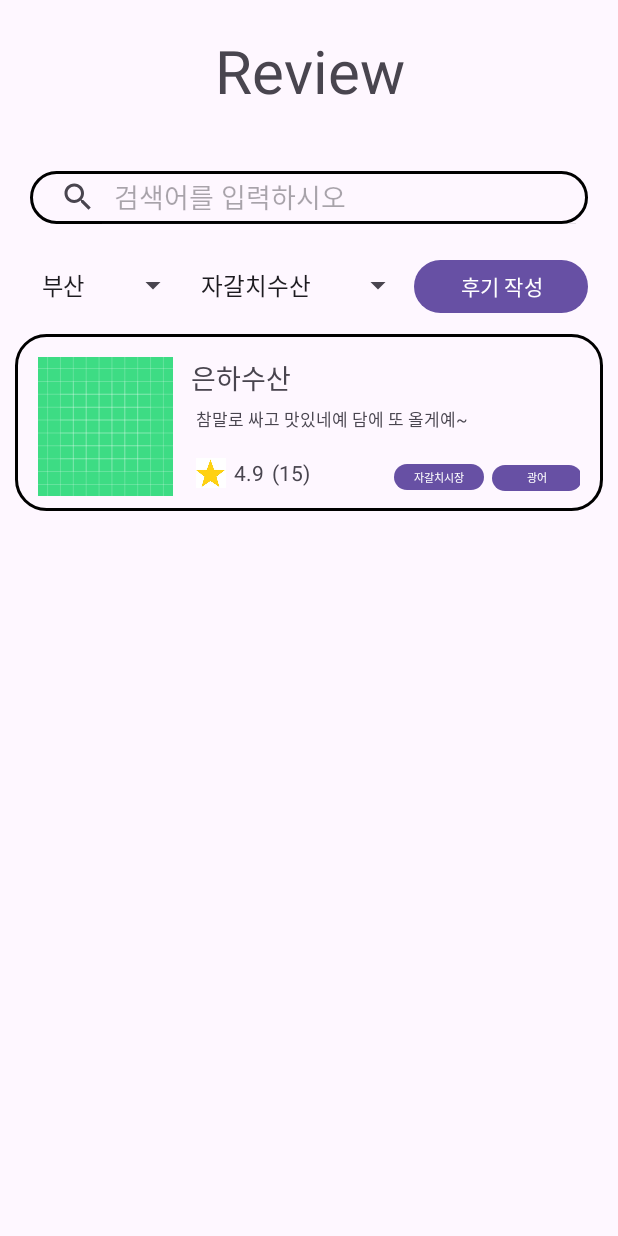
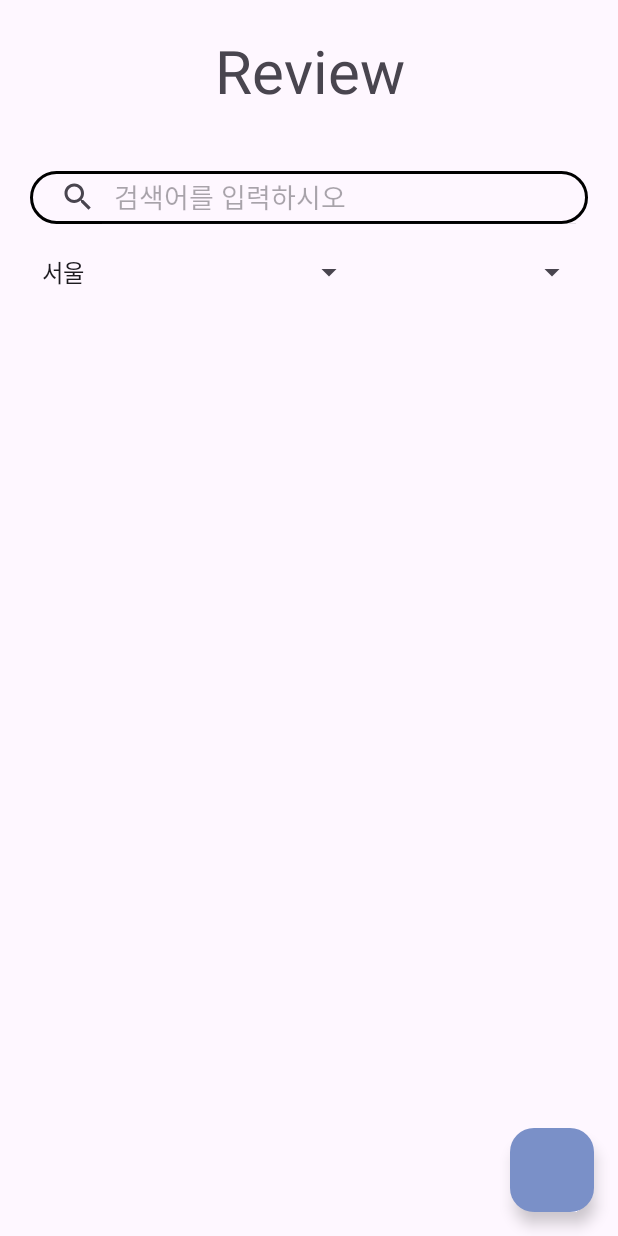
Before and after one commit to devHwang1/eatRaw, an Android app: the screen it shows after launch (ReviewActivity), on a phone screen of 412 x 824 dp. Run offline under Robolectric (Android 15) with nearby library versions, the phone set to English and light mode, and no system bars; our stand-ins replace Firebase (no records; nobody signed in at launch, a user with empty details on screens opened directly).

Commit message:
10.31 파이어베이스 리뷰리스트 연동완료

```diff
--- a/app/src/main/AndroidManifest.xml
+++ b/app/src/main/AndroidManifest.xml
@@ -1,6 +1,8 @@
 <?xml version="1.0" encoding="utf-8"?>
 <manifest xmlns:android="http://schemas.android.com/apk/res/android"
     xmlns:tools="http://schemas.android.com/tools">
+
+    <uses-permission android:name="android.permission.INTERNET" />
 
     <application
         android:allowBackup="true"
@@ -12,6 +14,7 @@
         android:supportsRtl="true"
         android:theme="@style/Theme.EatRaw"
         tools:targetApi="31">
+
         <activity
             android:name=".DetailActivity"
             android:exported="false" />
@@ -26,7 +29,7 @@
         </activity>
         <activity
             android:name=".MainActivity"
-            android:exported="false"></activity>
+            android:exported="false" />
     </application>
 
 </manifest>
--- a/app/src/main/java/com/example/eatraw/ReviewActivity.kt
+++ b/app/src/main/java/com/example/eatraw/ReviewActivity.kt
@@ -1,14 +1,17 @@
 package com.example.eatraw
 
+import android.annotation.SuppressLint
 import androidx.appcompat.app.AppCompatActivity
 import android.os.Bundle
-import android.widget.ArrayAdapter
+import android.util.Log
 import android.widget.Spinner
 import androidx.recyclerview.widget.LinearLayoutManager
 import androidx.recyclerview.widget.RecyclerView
 import com.example.eatraw.adapter.ReviewAdapter
 import com.example.eatraw.data.Review
 import com.example.eatraw.databinding.ActivityReviewBinding
+import com.google.firebase.firestore.FirebaseFirestore
+import com.google.firebase.storage.FirebaseStorage
 
 class ReviewActivity : AppCompatActivity() {
     private lateinit var binding: ActivityReviewBinding
@@ -16,7 +19,10 @@ class ReviewActivity : AppCompatActivity() {
     private lateinit var spinner2: Spinner
     private lateinit var recyclerView: RecyclerView
     private lateinit var adapter: ReviewAdapter
+    val db = FirebaseFirestore.getInstance()
+    val itemList = arrayListOf<Review>()
 
+    @SuppressLint("NotifyDataSetChanged")
     override fun onCreate(savedInstanceState: Bundle?) {
         super.onCreate(savedInstanceState)
         binding = ActivityReviewBinding.inflate(layoutInflater)
@@ -29,33 +35,47 @@ class ReviewActivity : AppCompatActivity() {
         // RecyclerView의 레이아웃 매니저 설정
         recyclerView.layoutManager = LinearLayoutManager(this)
 
-        // 리뷰 데이터를 생성
-        val reviewData = createReviewData()
-
         // 어댑터 초기화
-        adapter = ReviewAdapter(reviewData)
+        adapter = ReviewAdapter(itemList)
 
         // RecyclerView에 어댑터 설정
         recyclerView.adapter = adapter
+        // Firestore에서 Review 객체를 가져오는 부분
+        db.collection("review")
+            .get()
+            .addOnSuccessListener { result ->
+                val newItems = mutableListOf<Review>()
 
-        val items = arrayOf("서울", "부산", "대구", "경남", "경북", "충남")
-        val adapter = ArrayAdapter(this, android.R.layout.simple_spinner_item, items)
-        adapter.setDropDownViewResource(android.R.layout.simple_spinner_dropdown_item)
-        spinner.adapter = adapter
-        spinner.setSelection(1)
+                for (document in result) {
+                    val content = document["content"] as String
+                    val marketName = document["marketName"] as String
+                    val storeName = document["storeName"] as String
+                    val rating = document["rating"] as Double?
+                    val storeImg = document["storeImg"] as String?
 
-        val items2 = arrayOf("자갈치수산", "은하수산", "대명수산", "우리수산", "부산수산", "미리수산", "양어수산")
-        val adapter2 = ArrayAdapter(this, android.R.layout.simple_spinner_item, items2)
-        adapter2.setDropDownViewResource(android.R.layout.simple_spinner_dropdown_item)
-        spinner2.adapter = adapter2
-        spinner2.setSelection(0)
-    }
+                    // 이미지 URL 가져오는 부분
+                    val storageReference = FirebaseStorage.getInstance().reference
+                    val imageRef = storageReference.child("storeImg/$storeImg")
 
-    // 리뷰 데이터를 생성하는 함수
-    private fun createReviewData(): List<Review> {
-        val reviews = mutableListOf<Review>()
-        reviews.add(Review(R.drawable.ic_launcher_background, "참말로 싸고 맛있네예 담에 또 올게예~", R.drawable.reviewstar, "4.9", "자갈치시장", "광어"))
-        // 다른 리뷰 데이터도 추가 가능
-        return reviews
+                    imageRef.downloadUrl.addOnSuccessListener { uri ->
+                        val imageUrl = uri.toString()
+
+                        // marketName 앞에 '#'를 추가
+                        val marketNameWithHash = "#$marketName"
+
+                        val item = Review(content, marketNameWithHash, imageUrl, storeName, rating)
+                        newItems.add(item)
+                        if (newItems.size == result.size()) {
+                            itemList.addAll(newItems)
+                            adapter.notifyItemRangeInserted(itemList.size - newItems.size, newItems.size)
+                        }
+                    }
+                }
+            }
+            .addOnFailureListener { exception ->
+                Log.w("ReviewActivity", "Error: $exception")
+            }
+
+
     }
 }
--- a/app/src/main/java/com/example/eatraw/adapter/ReviewAdapter.kt
+++ b/app/src/main/java/com/example/eatraw/adapter/ReviewAdapter.kt
@@ -5,26 +5,27 @@ import android.view.View
 import android.view.ViewGroup
 import android.widget.Button
 import android.widget.ImageView
+
 import android.widget.TextView
 import androidx.recyclerview.widget.RecyclerView
+import com.bumptech.glide.Glide
 import com.example.eatraw.R
 import com.example.eatraw.data.Review
 
-
 class ReviewAdapter(private val reviews: List<Review>) :
     RecyclerView.Adapter<ReviewAdapter.ReviewViewHolder>() {
+
     class ReviewViewHolder(itemView: View) : RecyclerView.ViewHolder(itemView) {
         val imageView: ImageView = itemView.findViewById(R.id.imageView)
         val reviewContent: TextView = itemView.findViewById(R.id.reviewContent)
-        val reviewStar: ImageView = itemView.findViewById(R.id.reviewStar)
-        val textView: TextView = itemView.findViewById(R.id.textView)
-        val button1: Button = itemView.findViewById(R.id.button1)
-        val button2: Button = itemView.findViewById(R.id.button2)
+        val textView: TextView = itemView.findViewById(R.id.rating)
+        val button1: TextView = itemView.findViewById(R.id.button1)
+        val storeName : TextView = itemView.findViewById(R.id.storeName)
+//        val button2: Button = itemView.findViewById(R.id.button2)
     }
 
     override fun onCreateViewHolder(parent: ViewGroup, viewType: Int): ReviewViewHolder {
-        val view =
-            LayoutInflater.from(parent.context).inflate(R.layout.recyclerview_review, parent, false)
+        val view = LayoutInflater.from(parent.context).inflate(R.layout.recyclerview_review, parent, false)
         return ReviewViewHolder(view)
     }
 
@@ -32,12 +33,17 @@ class ReviewAdapter(private val reviews: List<Review>) :
         val review = reviews[position]
 
         // 리뷰 데이터를 뷰에 연결
-        holder.imageView.setImageResource(review.imageResource)
+        // 이미지 URL을 Glide로 로드
+        review.storeImg?.let {
+            Glide.with(holder.itemView)
+                .load(it)
+                .into(holder.imageView)
+        }
         holder.reviewContent.text = review.content
-        holder.reviewStar.setImageResource(review.starImageResource)
-        holder.textView.text = review.rating
-        holder.button1.text = review.button1Text
-        holder.button2.text = review.button2Text
+        holder.textView.text = review.rating?.toString() ?: "N/A"
+        holder.button1.text = review.marketName // 시장 이름
+        holder.storeName.text = review.storeName
+//        holder.button2.text = review.storeName // 가게 이름
     }
 
     override fun getItemCount(): Int {
--- a/app/src/main/java/com/example/eatraw/data/Review.kt
+++ b/app/src/main/java/com/example/eatraw/data/Review.kt
@@ -1,10 +1,9 @@
 package com.example.eatraw.data
 
 data class Review(
-    val imageResource: Int,
     val content: String,
-    val starImageResource: Int,
-    val rating: String,
-    val button1Text: String,
-    val button2Text: String
+    val marketName: String,
+    val storeImg: String?,
+    val storeName: String,
+    val rating: Double?
 )
--- a/app/src/main/res/layout/activity_review.xml
+++ b/app/src/main/res/layout/activity_review.xml
@@ -6,6 +6,11 @@
     android:layout_height="match_parent"
     android:orientation="vertical"
     tools:context=".ReviewActivity">
+
+    <LinearLayout
+        android:layout_width="match_parent"
+        android:layout_height="wrap_content"
+        android:orientation="vertical">
 
         <TextView
             android:layout_width="match_parent"
@@ -39,7 +44,6 @@
                 android:layout_width="wrap_content"
                 android:layout_height="wrap_content"
                 android:entries="@array/destrict"
-
                 android:layout_weight="1" />
 
             <Spinner
@@ -48,18 +52,37 @@
                 android:layout_height="wrap_content"
                 android:layout_weight="1" />
 
-        <Button
+        </LinearLayout>
+    </LinearLayout>
+    <androidx.constraintlayout.widget.ConstraintLayout
+        xmlns:android="http://schemas.android.com/apk/res/android"
+        xmlns:app="http://schemas.android.com/apk/res-auto"
+        xmlns:tools="http://schemas.android.com/tools"
+        android:layout_width="match_parent"
+        android:layout_height="match_parent"
+        tools:context=".ReviewActivity">
+
+        <!-- 리사이클러뷰 설정 -->
+        <androidx.recyclerview.widget.RecyclerView
+            android:id="@+id/reviewRecycler"
+            android:layout_width="0dp"
+            android:layout_height="0dp"
+            app:layout_constraintTop_toTopOf="parent"
+            app:layout_constraintBottom_toTopOf="@+id/floatingActionButton"
+            app:layout_constraintStart_toStartOf="parent"
+            app:layout_constraintEnd_toEndOf="parent" />
+
+        <!-- 플로팅 액션 버튼 설정 -->
+        <com.google.android.material.floatingactionbutton.FloatingActionButton
+            android:id="@+id/floatingActionButton"
             android:layout_width="wrap_content"
             android:layout_height="wrap_content"
-            android:text="후기 작성"
-            android:layout_weight="1"/>
+            android:layout_margin="16dp"
+            android:backgroundTint="@color/material_dynamic_primary60"
+            app:layout_constraintBottom_toBottomOf="parent"
+            app:layout_constraintEnd_toEndOf="parent" />
 
-
-    </LinearLayout>
-    <androidx.recyclerview.widget.RecyclerView
-        android:id="@+id/reviewRecycler"
-        android:layout_width="match_parent"
-        android:layout_height="match_parent"/>
+    </androidx.constraintlayout.widget.ConstraintLayout>
 
 
 
--- a/app/src/main/res/layout/recyclerview_review.xml
+++ b/app/src/main/res/layout/recyclerview_review.xml
@@ -4,23 +4,22 @@
     xmlns:tools="http://schemas.android.com/tools"
     android:layout_width="match_parent"
     android:layout_margin="10dp"
-    android:layout_height="wrap_content"
-    android:paddingLeft="15dp"
-    android:paddingRight="15dp"
-    android:paddingTop="15dp"
+    android:layout_height="130dp"
+    android:paddingLeft="10dp"
+    android:paddingRight="10dp"
+    android:paddingTop="12dp"
     android:paddingBottom="10dp"
     android:background="@drawable/search_border"
     android:orientation="vertical">
 
     <LinearLayout
-        android:layout_width="match_parent"
+        android:layout_width="wrap_content"
         android:layout_height="wrap_content"
-        android:layout_gravity="start"
-        >
+        android:layout_gravity="start">
 
         <ImageView
             android:id="@+id/imageView"
-            android:layout_width="90dp"
+            android:layout_width="130dp"
             android:layout_height="match_parent"
             android:scaleType="centerCrop"
             android:src="@mipmap/ic_launcher" />
@@ -35,6 +34,7 @@
                 android:layout_height="match_parent">
 
                 <TextView
+                    android:id="@+id/storeName"
                     android:layout_width="match_parent"
                     android:layout_height="match_parent"
                     android:layout_marginLeft="12dp"
@@ -49,14 +49,14 @@
 
                 <TextView
                     android:id="@+id/reviewContent"
-                    android:layout_width="261dp"
-                    android:layout_height="40dp"
+                    android:layout_width="235dp"
+                    android:layout_height="55dp"
                     android:layout_marginRight="100dp"
                     android:paddingLeft="15dp"
                     android:paddingTop="5dp"
                     android:paddingRight="15dp"
                     android:text="참말로 싸고 맛있네예 담에 또 올게예~"
-                    android:textSize="11dp" />
+                    android:textSize="15dp" />
             </LinearLayout>
 
             <LinearLayout
@@ -71,10 +71,10 @@
                     app:srcCompat="@drawable/reviewstar" />
 
                 <TextView
-                    android:id="@+id/textView"
+                    android:id="@+id/rating"
                     android:layout_width="wrap_content"
                     android:layout_height="match_parent"
-                    android:layout_marginLeft="5dp"
+                    android:layout_marginLeft="3dp"
                     android:text="4.9"
                     android:layout_marginRight="5dp"
                     />
@@ -82,35 +82,43 @@
                 <TextView
                     android:layout_width="wrap_content"
                     android:layout_height="match_parent"
-                    android:layout_marginRight="56dp"
-                    android:text="(15)"
-                    >
+                    android:text="(15)">
                 </TextView>
 
-                <Button
+                <TextView
+                    android:layout_width="match_parent"
+                    android:text="#자갈치시장"
                     android:id="@+id/button1"
-                    android:layout_width="60dp"
-                    android:layout_height="25.5dp"
-                    android:paddingLeft="5dp"
-                    android:paddingTop="2dp"
-                    android:paddingRight="5dp"
-                    android:paddingBottom="1dp"
-                    android:text="자갈치시장"
-                    android:layout_marginRight="5dp"
-                    android:textSize="7.5dp">
-                </Button>
+                    android:gravity="end"
+                    android:textColor="@color/blue"
+                    android:layout_height="wrap_content">
 
-                <Button
-                    android:id="@+id/button2"
-                    android:layout_width="60dp"
-                    android:layout_height="25.5dp"
-                    android:paddingLeft="5dp"
-                    android:paddingTop="1dp"
-                    android:paddingRight="5dp"
-                    android:paddingBottom="1dp"
-                    android:text="광어"
-                    android:textSize="7.5dp">
-                </Button>
+                </TextView>
+<!--                <Button-->
+<!--                    android:id="@+id/button1"-->
+<!--                    android:layout_width="wrap_content"-->
+<!--                    android:layout_height="25.5dp"-->
+<!--                    android:layout_weight="1"-->
+<!--                    android:paddingLeft="0dp"-->
+<!--                    android:paddingTop="0dp"-->
+<!--                    android:paddingRight="0dp"-->
+<!--                    android:paddingBottom="0dp"-->
+<!--                    android:text="자갈치시장"-->
+<!--                    android:textSize="11dp">-->
+<!--                </Button>-->
+
+<!--                <Button-->
+<!--                    android:id="@+id/button2"-->
+<!--                    android:layout_width="0dp"-->
+<!--                    android:layout_height="25.5dp"-->
+<!--                    android:paddingLeft="5dp"-->
+<!--                    android:paddingTop="1dp"-->
+<!--                    android:paddingRight="5dp"-->
+<!--                    android:paddingBottom="1dp"-->
+<!--                    android:text="광어"-->
+<!--                    android:textSize="7.5sp"-->
+<!--                    android:layout_weight="1">-->
+<!--                </Button>-->
             </LinearLayout>
 
         </LinearLayout>
--- a/build.gradle.kts
+++ b/build.gradle.kts
@@ -1,3 +1,8 @@
+buildscript {
+    dependencies {
+        classpath("com.google.gms:google-services:4.4.0")
+    }
+}
 // Top-level build file where you can add configuration options common to all sub-projects/modules.
 plugins {
     id("com.android.application") version "8.1.1" apply false
```
Also changed, not shown: app/build.gradle.kts (+10 -3 lines), app/src/main/res/layout/activity_test.xml (added, +59 -0 lines), 1 other file. Lines whose indentation alone changed are shown as unchanged.
